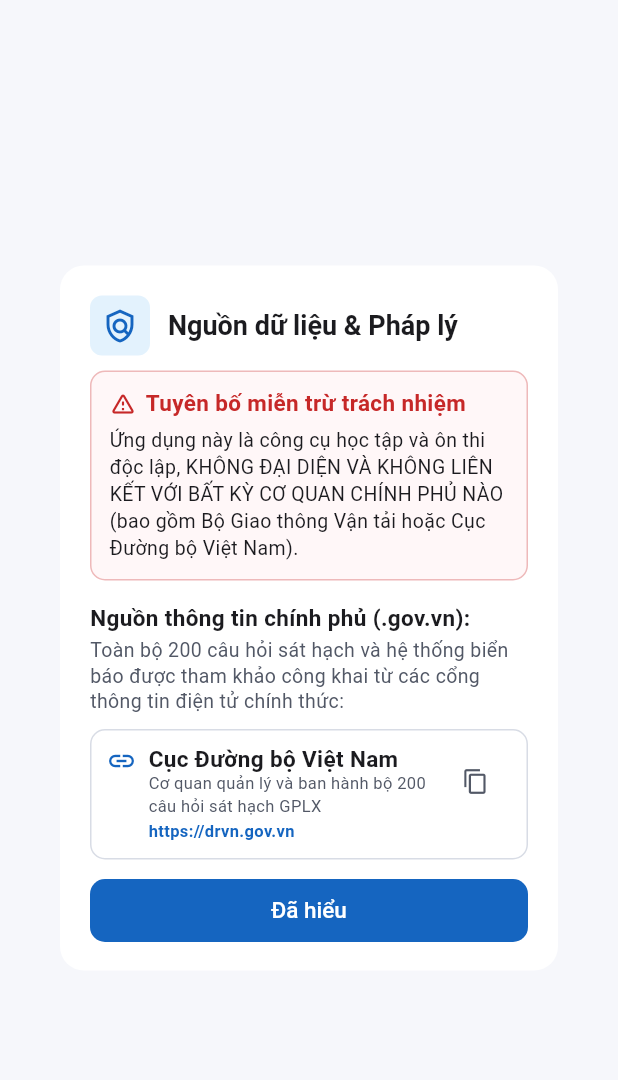
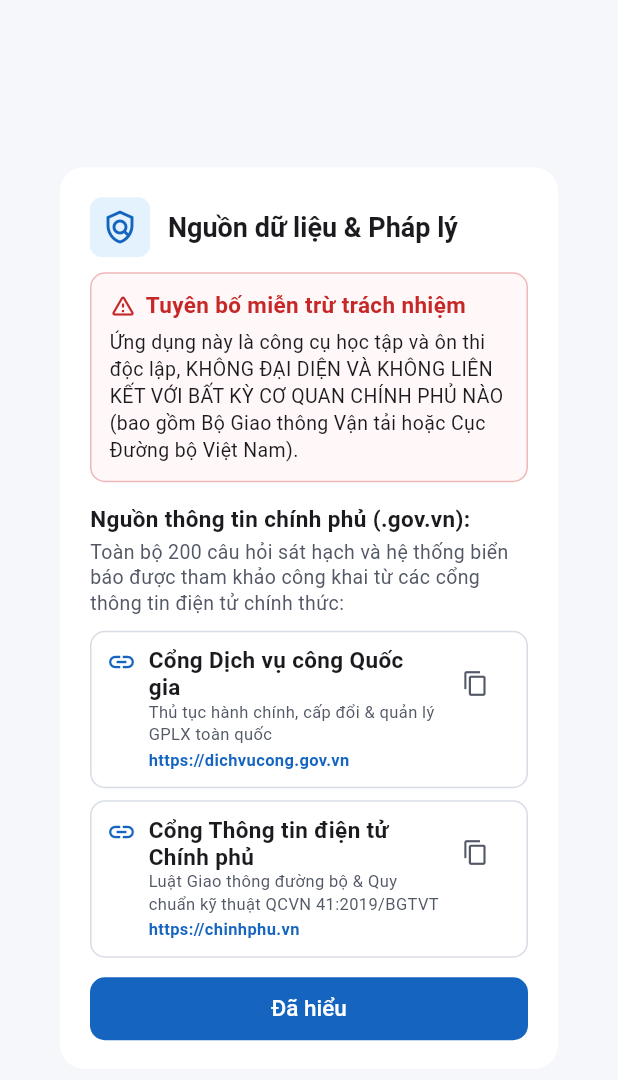
Before and after one commit to huypham200104/tracnghiemlaixea1, a Flutter app: the GovernmentSourceDialog widget shown alone on an empty page, opened directly, on a phone screen of 412 x 824 dp. Shown: the top 1080 px of the screen. Run offline on Flutter 3.47's test engine with Material 3 defaults, Android fonts, the phone set to English and light mode, and no system bars; our stand-ins replace shared_preferences; accounts and stored records are empty.

Commit message:
Update government sources and app version
Replace the outdated government source with official national portals across the app and store documentation, and bump the release to 1.0.2+7.

```diff
--- a/app/lib/features/profile/presentation/dialogs/government_source_dialog.dart
+++ b/app/lib/features/profile/presentation/dialogs/government_source_dialog.dart
@@ -109,9 +109,16 @@ class GovernmentSourceDialog extends StatelessWidget {
             // 3. Source items
             _buildSourceItem(
               context,
-              title: 'Cục Đường bộ Việt Nam',
-              description: 'Cơ quan quản lý và ban hành bộ 200 câu hỏi sát hạch GPLX',
-              url: 'https://drvn.gov.vn',
+              title: 'Cổng Dịch vụ công Quốc gia',
+              description: 'Thủ tục hành chính, cấp đổi & quản lý GPLX toàn quốc',
+              url: 'https://dichvucong.gov.vn',
+            ),
+            const SizedBox(height: 8),
+            _buildSourceItem(
+              context,
+              title: 'Cổng Thông tin điện tử Chính phủ',
+              description: 'Luật Giao thông đường bộ & Quy chuẩn kỹ thuật QCVN 41:2019/BGTVT',
+              url: 'https://chinhphu.vn',
             ),
           ],
         ),
--- a/app/pubspec.yaml
+++ b/app/pubspec.yaml
@@ -16,7 +16,7 @@ publish_to: 'none' # Remove this line if you wish to publish to pub.dev
 # https://developer.apple.com/library/archive/documentation/General/Reference/InfoPlistKeyReference/Articles/CoreFoundationKeys.html
 # In Windows, build-name is used as the major, minor, and patch parts
 # of the product and file versions while build-number is used as the build suffix.
-version: 1.0.1+6
+version: 1.0.2+7
 
 environment:
   sdk: ^3.8.1
```
Also changed, not shown: 2 other files.
